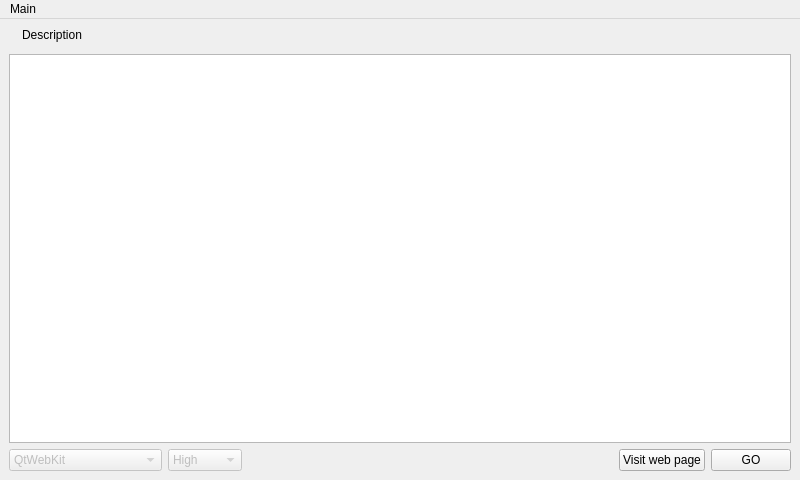
Before: the Qt Designer form flashlauncher/appdetail.ui in achipa/maemo-flash-launcher, drawn with Qt 5.
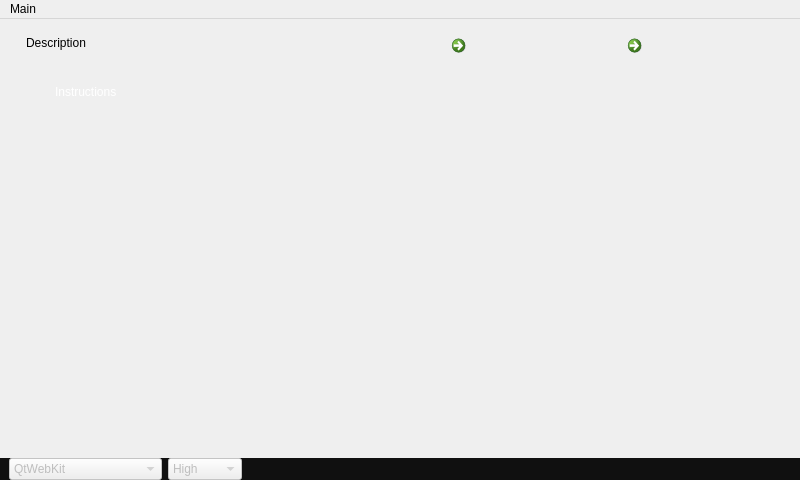
After: the same form once the commit is applied. Icons and pictures are not drawn.

The edit to the form file:
```diff
--- a/flashlauncher/appdetail.ui
+++ b/flashlauncher/appdetail.ui
@@ -14,11 +14,43 @@
    <string>FlashLauncher</string>
   </property>
   <widget class="QWidget" name="centralWidget">
+   <property name="styleSheet">
+    <string notr="true">#centralWidget {
+background-image: url(:/background/background-thin.png);
+}</string>
+   </property>
    <layout class="QVBoxLayout" name="verticalLayout">
+    <property name="margin">
+     <number>0</number>
+    </property>
+    <item>
+     <widget class="QWidget" name="widget" native="true">
+      <property name="styleSheet">
+       <string notr="true">#widget {
+background-image: url(:/background/gameinfobox.png);
+background-repeat: none;
+}</string>
+      </property>
+      <layout class="QVBoxLayout" name="verticalLayout_2">
+       <property name="leftMargin">
+        <number>0</number>
+       </property>
+       <property name="rightMargin">
+        <number>0</number>
+       </property>
+       <property name="bottomMargin">
+        <number>0</number>
+       </property>
     <item>
      <layout class="QHBoxLayout" name="horizontalLayout">
       <item>
        <widget class="QLabel" name="imgpic">
+           <property name="styleSheet">
+            <string notr="true">#imgpic {
+margin-top: 16px;
+margin-left: 10px;
+}</string>
+           </property>
         <property name="text">
          <string/>
         </property>
@@ -32,6 +64,11 @@
       </item>
       <item>
        <widget class="QLabel" name="desc">
+           <property name="styleSheet">
+            <string notr="true">#desc {
+	margin-top: 5px
+}</string>
+           </property>
         <property name="text">
          <string>Description</string>
         </property>
@@ -53,13 +90,99 @@
         </property>
        </spacer>
       </item>
+         <item>
+          <widget class="QCommandLinkButton" name="webB">
+           <property name="minimumSize">
+            <size>
+             <width>170</width>
+             <height>0</height>
+            </size>
+           </property>
+           <property name="styleSheet">
+            <string notr="true">#webB {
+     border-width: 0px;
+  	 alternate-background-color: rgba(255, 255, 255, 0);
+ 	 background-color: rgba(255, 255, 255, 0);
+     border-radius: 0px;
+     padding: 0px;
+
+}</string>
+           </property>
+           <property name="text">
+            <string/>
+           </property>
+           <property name="icon">
+            <iconset resource="icons.qrc">
+             <normaloff>:/background/dummypix.png</normaloff>:/background/dummypix.png</iconset>
+           </property>
+           <property name="autoDefault">
+            <bool>false</bool>
+           </property>
+          </widget>
+         </item>
+         <item>
+          <widget class="QCommandLinkButton" name="okB">
+           <property name="minimumSize">
+            <size>
+             <width>180</width>
+             <height>0</height>
+            </size>
+           </property>
+           <property name="styleSheet">
+            <string notr="true">#okB {
+     border-width: 0px;
+  	 alternate-background-color: rgba(255, 255, 255, 0);
+ 	 background-color: rgba(255, 255, 255, 0);
+     border-radius: 0px;
+     padding: 0px;
+}</string>
+           </property>
+           <property name="text">
+            <string/>
+           </property>
+           <property name="icon">
+            <iconset resource="icons.qrc">
+             <normaloff>:/background/dummypix.png</normaloff>:/background/dummypix.png</iconset>
+           </property>
+          </widget>
+         </item>
      </layout>
     </item>
     <item>
-     <widget class="QTextBrowser" name="instructions"/>
+        <widget class="QTextBrowser" name="instructions">
+         <property name="styleSheet">
+          <string notr="true">#instructions {
+	background-color: rgba(255, 255, 255, 0);
+	margin-left: 50px;
+	margin-top: 10px;
+	margin-right: 50px;
+    color: rgb(255, 255, 255);
+}</string>
+         </property>
+         <property name="html">
+          <string>&lt;!DOCTYPE HTML PUBLIC &quot;-//W3C//DTD HTML 4.0//EN&quot; &quot;http://www.w3.org/TR/REC-html40/strict.dtd&quot;&gt;
+&lt;html&gt;&lt;head&gt;&lt;meta name=&quot;qrichtext&quot; content=&quot;1&quot; /&gt;&lt;style type=&quot;text/css&quot;&gt;
+p, li { white-space: pre-wrap; }
+&lt;/style&gt;&lt;/head&gt;&lt;body style=&quot; font-family:'DejaVu Sans'; font-size:9pt; font-weight:400; font-style:normal;&quot;&gt;
+&lt;p style=&quot; margin-top:0px; margin-bottom:0px; margin-left:0px; margin-right:0px; -qt-block-indent:0; text-indent:0px;&quot;&gt;Instructions&lt;/p&gt;&lt;/body&gt;&lt;/html&gt;</string>
+         </property>
+        </widget>
     </item>
     <item>
+        <widget class="QWidget" name="statusbar" native="true">
+         <property name="styleSheet">
+          <string notr="true">#statusbar {
+    background-image: url(none);
+	background-color: rgb(16, 16, 16);
+}</string>
+         </property>
      <layout class="QHBoxLayout" name="horizontalLayout_2">
+          <property name="topMargin">
+           <number>0</number>
+          </property>
+          <property name="bottomMargin">
+           <number>0</number>
+          </property>
       <item>
        <widget class="QComboBox" name="engine">
         <property name="enabled">
@@ -121,27 +244,17 @@
         </property>
         <property name="sizeHint" stdset="0">
          <size>
-          <width>40</width>
+              <width>563</width>
           <height>20</height>
          </size>
         </property>
        </spacer>
       </item>
-      <item>
-       <widget class="QPushButton" name="webB">
-        <property name="text">
-         <string>Visit web page</string>
-        </property>
-       </widget>
-      </item>
-      <item>
-       <widget class="QPushButton" name="okB">
-        <property name="text">
-         <string>GO</string>
-        </property>
-       </widget>
-      </item>
-     </layout>
+         </layout>
+        </widget>
+       </item>
+      </layout>
+     </widget>
     </item>
    </layout>
   </widget>
```
Left out of the diff: 2 changed lines with no effect on the pictures. Lines whose indentation alone changed are shown as unchanged.
